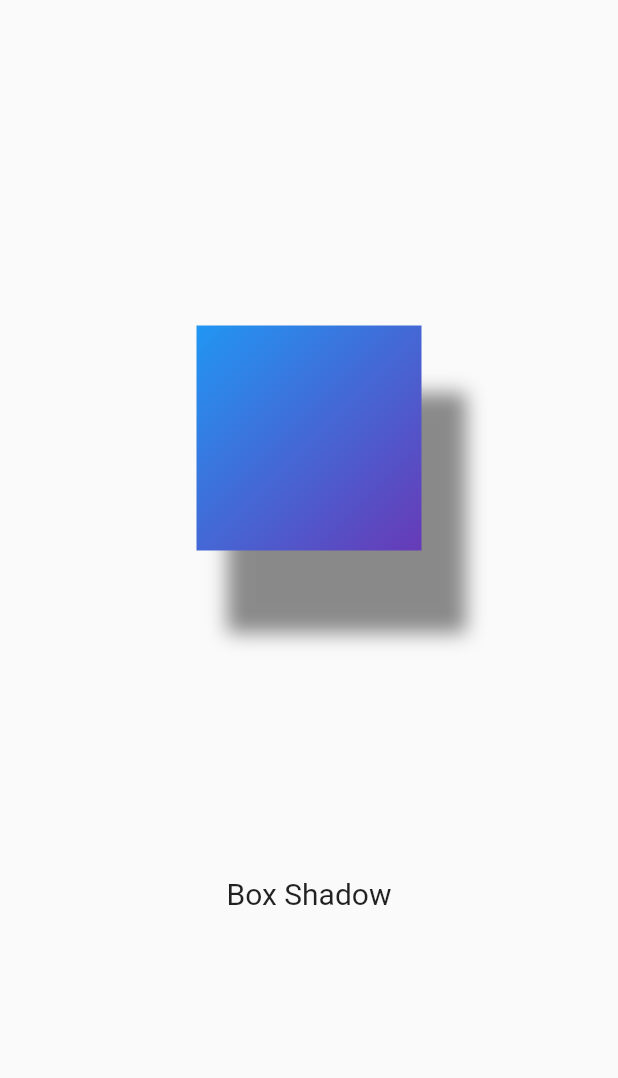
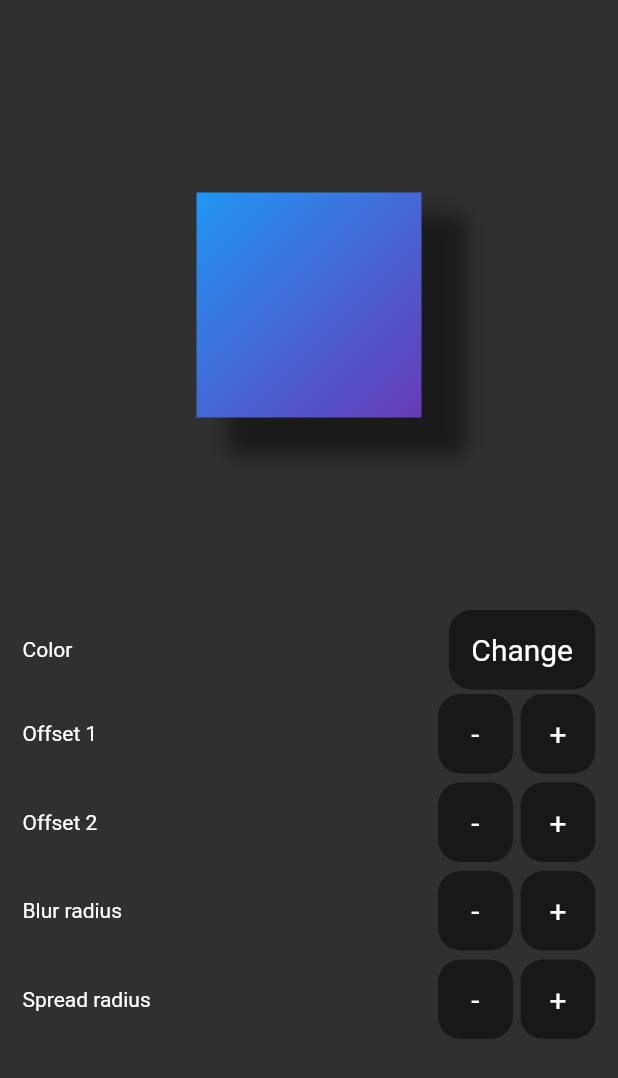
Before and after one commit to Arthur2023/Flutter_ui_tests, a Flutter app: the ContainerScreen screen opened directly, on a phone screen of 412 x 824 dp. Shown: the top 1078 px of the screen. Run offline on Flutter 3.47's test engine with Material 2 defaults, Android fonts, the phone set to English and light mode, and no system bars; our stand-ins replace firebase_core; accounts and stored records are empty.

Commit message:
feature: shadow valeus editable

```diff
--- a/lib/managers/app_manager.dart
+++ b/lib/managers/app_manager.dart
@@ -1,14 +1,20 @@
 import 'package:flutter/material.dart';
+import 'package:flutter_tests_ui/commons/notifications/snack_bars.dart';
 
 class AppManager extends ChangeNotifier{
   int currentBlendModeIndex = 0;
   int currentBlendColorIndex = 0;
 
+  double offset1 = 25;
+  double offset2 = 20;
+  double blurRadius = 10;
+  double spreadRadius = 5;
+
   String get currentBlendModeName => blendModes[currentBlendModeIndex].keys.first;
   BlendMode get currentBlendModeValue => blendModes[currentBlendModeIndex].values.first;
 
-  String get currentBlendColorName => blendColors[currentBlendColorIndex].keys.first;
-  Color get currentBlendColorValue => blendColors[currentBlendColorIndex].values.first;
+  String get colorName => colors[currentBlendColorIndex].keys.first;
+  Color get colorValue => colors[currentBlendColorIndex].values.first;
 
   static const List<Map<String, BlendMode>> blendModes = [
     {'Darken': BlendMode.darken},
@@ -29,7 +35,10 @@ class AppManager extends ChangeNotifier{
     {'Soft Light': BlendMode.softLight},
   ];
 
-  static const List<Map<String, Color>> blendColors = [
+  static List<Map<String, Color>> colors = [
+    {'Black45': Colors.black45},
+    {'Black12': Colors.black12},
+    {'Gray 500': Colors.grey[500]!},
     {'Red': Colors.red},
     {'Blue': Colors.blue},
     {'Green': Colors.green},
@@ -50,10 +59,30 @@ class AppManager extends ChangeNotifier{
     notifyListeners();
   }
 
-  void updateBlendColor(){
-    currentBlendColorIndex == (blendColors.length - 1)
+  void updateColor(){
+    currentBlendColorIndex == (colors.length - 1)
         ? currentBlendColorIndex = 0
         : ++currentBlendColorIndex;
     notifyListeners();
   }
+
+  void updateOffset(int offset, double addValue){
+    assert(offset > 0 && offset < 3);
+    offset == 1 ? offset1 += addValue : offset2 += addValue;
+    notifyListeners();
+  }
+
+  void updateBlurRadius(double addValue){
+      addValue < 0 && blurRadius == 0
+          ? AppSnackBars.minValueSnackBar()
+          : blurRadius += addValue;
+      notifyListeners();
+  }
+
+  void updateSpreadRadius(double addValue){
+      addValue < 0 && spreadRadius == 0
+          ? AppSnackBars.minValueSnackBar()
+          : spreadRadius += addValue;
+      notifyListeners();
+  }
 }
--- a/lib/managers/app_theme_manager.dart
+++ b/lib/managers/app_theme_manager.dart
@@ -4,8 +4,8 @@ import 'package:flutter_tests_ui/commons/commons_export/layout_export.dart';
 enum AppTheme{lightMode, darkMode}
 
 class AppThemeManager extends ChangeNotifier{
-  AppTheme appTheme = AppTheme.lightMode;
-  ThemeData appThemeData = lightTheme;
+  AppTheme appTheme = AppTheme.darkMode;
+  ThemeData appThemeData = darkTheme;
 
   void updateThemeData(AppTheme newAppTheme){
     appTheme = newAppTheme;
--- a/lib/screens/container/container_screen.dart
+++ b/lib/screens/container/container_screen.dart
@@ -1,4 +1,8 @@
 import 'package:flutter/material.dart';
+import 'package:flutter_tests_ui/widgets/low_opacitity_badge/low_opacity_badge.dart';
+import 'package:provider/provider.dart';
+
+import '../../managers/app_manager.dart';
 
 class ContainerScreen extends StatelessWidget {
   const ContainerScreen({Key? key}) : super(key: key);
@@ -6,14 +10,50 @@ class ContainerScreen extends StatelessWidget {
   @override
   Widget build(BuildContext context) => Scaffold(
         body: Center(
-          child: Column(
+          child: Consumer<AppManager>(builder: (context, manager, child) {
+            return Column(
               mainAxisAlignment: MainAxisAlignment.spaceEvenly,
               children: [
-              Container(
+                shadowContainer(manager),
+                Padding(
+                  padding: const EdgeInsets.symmetric(horizontal: 15.0),
+                  child: Column(
+                    children: [
+                      updateColor(manager),
+                      updateValues(
+                        'Offset 1',
+                        () => manager.updateOffset(1, -1),
+                        () => manager.updateOffset(1, 1),
+                      ),
+                      updateValues(
+                        'Offset 2',
+                        () => manager.updateOffset(2, -1),
+                        () => manager.updateOffset(2, 1),
+                      ),
+                      updateValues(
+                        'Blur radius',
+                        () => manager.updateBlurRadius(-1),
+                        () => manager.updateBlurRadius(1),
+                      ),
+                      updateValues(
+                        'Spread radius',
+                        () => manager.updateSpreadRadius(-1),
+                        () => manager.updateSpreadRadius(1),
+                      ),
+                    ],
+                  ),
+                ),
+              ],
+            );
+          }),
+        ),
+      );
+
+  Container shadowContainer(AppManager manager) => Container(
         width: 150,
         height: 150,
-                decoration: const BoxDecoration(
-                    gradient: LinearGradient(
+        decoration: BoxDecoration(
+            gradient: const LinearGradient(
               begin: Alignment.topLeft,
               end: Alignment.bottomRight,
               colors: [
@@ -25,24 +65,51 @@ class ContainerScreen extends StatelessWidget {
             shape: BoxShape.rectangle,
             boxShadow: [
               BoxShadow(
-                        blurRadius: 10,
-                        spreadRadius: 5,
-                        color: Colors.black45,
-                        offset: Offset(25, 50),
+                blurRadius: manager.blurRadius,
+                spreadRadius: manager.spreadRadius,
+                color: manager.colorValue,
+                offset: Offset(manager.offset1, manager.offset2),
               ),
             ]),
+      );
+
+  Row updateColor(AppManager manager) => Row(
+        mainAxisAlignment: MainAxisAlignment.spaceBetween,
+        children: [
+          const Text('Color'),
+          LowOpacityBadge(
+            title: 'Change',
+            function: () => manager.updateColor(),
           ),
-              const Padding(
-                padding: EdgeInsets.all(0),
-                child: Text(
-                  'Box Shadow',
-                  style: TextStyle(
-                    fontSize: 20,
+        ],
+      );
+
+  Widget updateValues(
+    String text,
+    VoidCallback decrease,
+    VoidCallback addition,
+  ) => Padding(
+        padding: const EdgeInsets.symmetric(vertical: 3.0),
+        child: Row(
+          mainAxisAlignment: MainAxisAlignment.spaceBetween,
+          children: [
+            Text(text),
+            Row(
+              children: [
+                LowOpacityBadge(
+                  width: 50,
+                  title: '-',
+                  function: decrease,
                 ),
-                ),
+                const SizedBox(width: 5),
+                LowOpacityBadge(
+                  width: 50,
+                  title: '+',
+                  function: addition,
                 ),
               ],
             ),
+          ],
         ),
       );
 }
--- /dev/null
+++ b/lib/widgets/low_opacitity_badge/low_opacity_badge.dart
@@ -0,0 +1,36 @@
+import 'package:flutter/material.dart';
+
+class LowOpacityBadge extends StatelessWidget {
+  final String title;
+  final double? width;
+  final Function function;
+
+  const LowOpacityBadge({
+    Key? key,
+    this.width,
+    required this.title,
+    required this.function,
+  }) : super(key: key);
+
+  @override
+  Widget build(BuildContext context) {
+    return InkWell(
+      onTap: () => function(),
+      child: Container(
+        width: width,
+        decoration: BoxDecoration(
+          color: Colors.black45.withOpacity(0.5),
+          borderRadius: BorderRadius.circular(15),
+        ),
+        child: Padding(
+          padding: const EdgeInsets.all(15.0),
+          child: Text(
+            title,
+            textAlign: TextAlign.center,
+            style: const TextStyle(fontSize: 20),
+          ),
+        ),
+      ),
+    );
+  }
+}
```
Also changed, not shown: lib/commons/notifications/snack_bars.dart (added, +35 -0 lines), lib/screens/blend_image/blend_image_screen.dart (+10 -37 lines), lib/screens/green_lines_animation/green_lines_screen.dart (added, +194 -0 lines), lib/screens/main/main_screen.dart (+15 -1 lines). Lines whose indentation alone changed are shown as unchanged.
